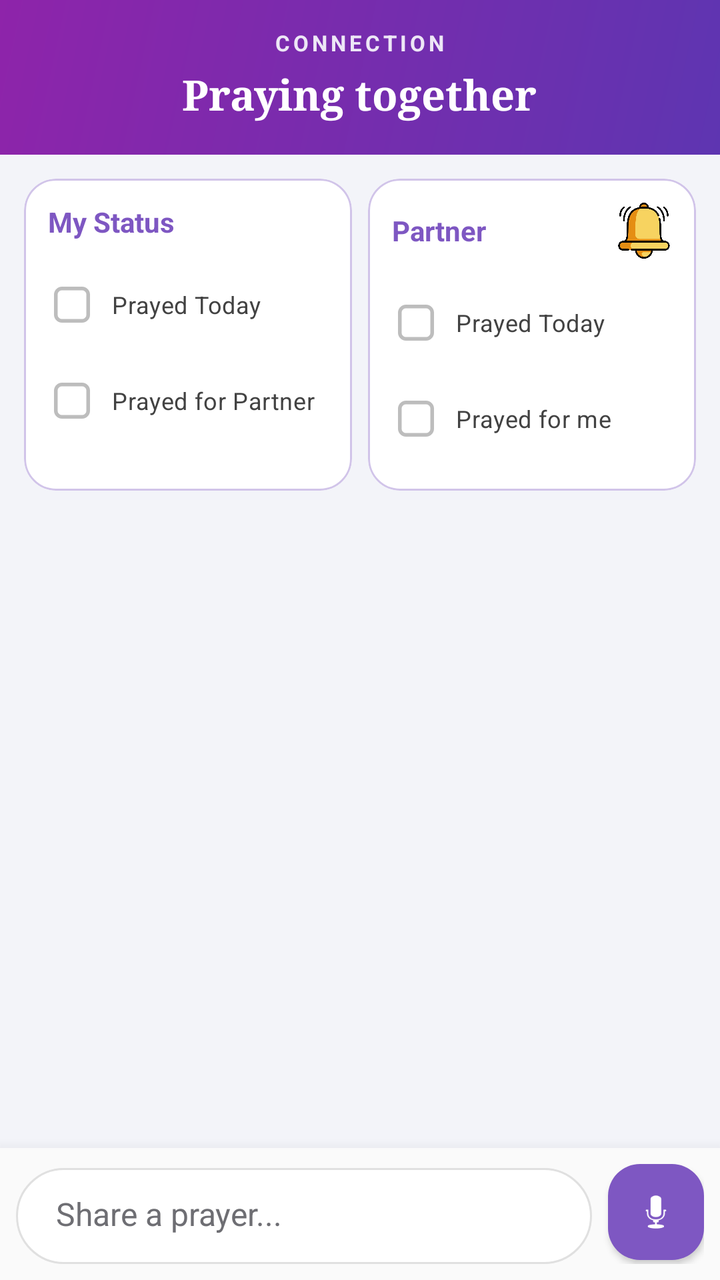
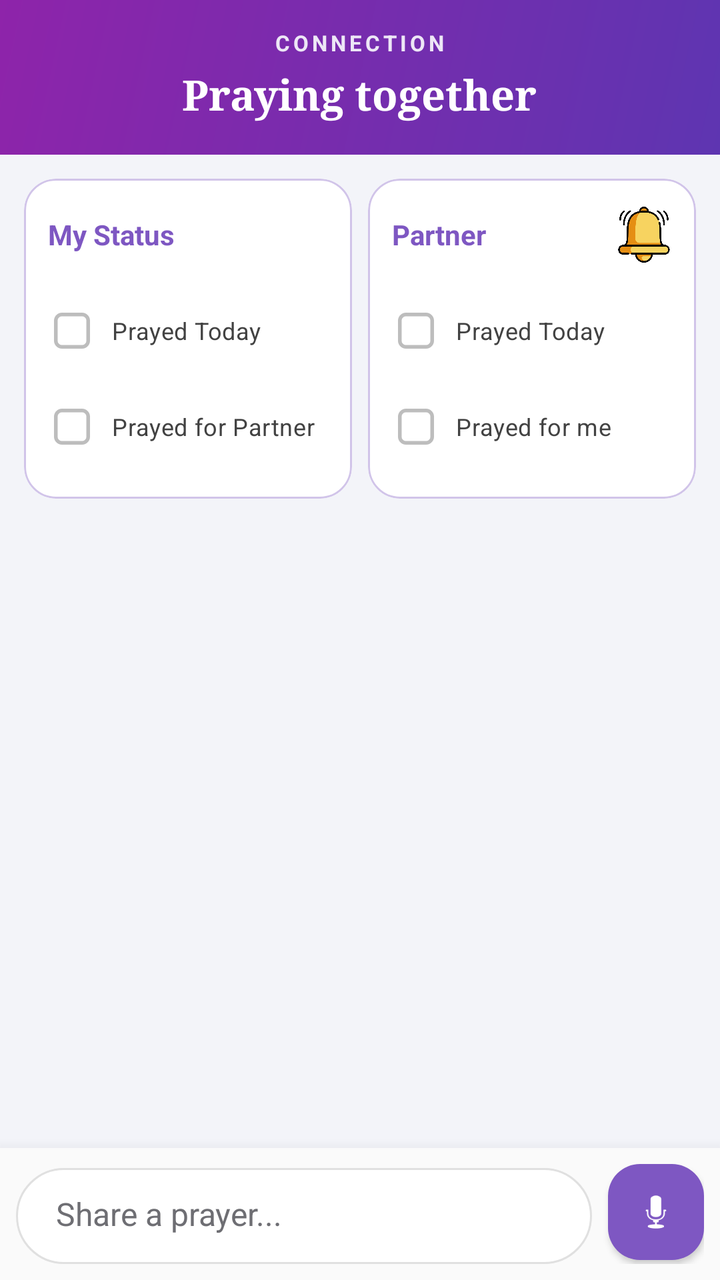

The first picture is an Android layout as it rendered before a commit; the second is the same layout after the commit. The layout source and the unified diff follow.
<!-- AndroidManifest.xml: application theme Theme.SpiritualTracker -->
<!-- res/layout/fragment_connection.xml -->
<?xml version="1.0" encoding="utf-8"?>
<RelativeLayout xmlns:android="http://schemas.android.com/apk/res/android"
    xmlns:app="http://schemas.android.com/apk/res-auto"
    android:layout_width="match_parent"
    android:layout_height="match_parent"
    android:background="#F3F4F9">

    
    <LinearLayout
        android:id="@+id/connectionHeader"
        android:layout_width="match_parent"
        android:layout_height="wrap_content"
        android:layout_alignParentTop="true"
        android:background="@drawable/bg_header_gradient"
        android:gravity="center"
        android:orientation="vertical"
        android:paddingHorizontal="20dp"
        android:paddingTop="14dp"
        android:paddingBottom="16dp">

        <TextView
            android:layout_width="wrap_content"
            android:layout_height="wrap_content"
            android:layout_marginBottom="4dp"
            android:letterSpacing="0.15"
            android:text="CONNECTION"
            android:textColor="#EDE7F6"
            android:textSize="11sp"
            android:textStyle="bold" />

        <TextView
            android:id="@+id/tvConnectionTitle"
            android:layout_width="wrap_content"
            android:layout_height="wrap_content"
            android:fontFamily="serif"
            android:text="Praying together"
            android:textColor="#FFFFFF"
            android:textSize="21sp"
            android:textStyle="bold" />
    </LinearLayout>

    <LinearLayout
        android:id="@+id/layoutTopCards"
        android:layout_width="match_parent"
        android:layout_height="wrap_content"
        android:layout_below="@id/connectionHeader"
        android:orientation="horizontal"
        android:padding="8dp"
        android:weightSum="2">

        <com.google.android.material.card.MaterialCardView
            android:layout_width="0dp"
            android:layout_height="match_parent"
            android:layout_weight="1"
            android:layout_margin="4dp"
            app:cardBackgroundColor="#FFFFFF"
            app:cardCornerRadius="16dp"
            app:cardElevation="0dp"
            app:strokeColor="#D1C4E9"
            app:strokeWidth="1dp">

            <LinearLayout
                android:layout_width="match_parent"
                android:layout_height="match_parent"
                android:orientation="vertical"
                android:padding="12dp">

                <TextView
                    android:layout_width="wrap_content"
                    android:layout_height="wrap_content"
                    android:text="My Status"
                    android:textColor="#7E57C2"
                    android:textSize="14sp"
                    android:textStyle="bold"
                    android:layout_marginBottom="8dp" />

                <CheckBox
                    android:id="@+id/cbMyPrayedToday"
                    android:layout_width="wrap_content"
                    android:layout_height="wrap_content"
                    android:text="Prayed Today"
                    android:textColor="#424242"
                    android:textSize="12sp"
                    android:button="@drawable/cb_mine"
                    android:paddingStart="8dp"
                    app:buttonTint="@null"
                    app:useMaterialThemeColors="false" />

                <CheckBox
                    android:id="@+id/cbMyPrayedPartner"
                    android:layout_width="wrap_content"
                    android:layout_height="wrap_content"
                    android:text="Prayed for Partner"
                    android:textColor="#424242"
                    android:textSize="12sp"
                    android:button="@drawable/cb_mine"
                    android:paddingStart="8dp"
                    app:buttonTint="@null"
                    app:useMaterialThemeColors="false" />
            </LinearLayout>
        </com.google.android.material.card.MaterialCardView>

        <com.google.android.material.card.MaterialCardView
            android:layout_width="0dp"
            android:layout_height="match_parent"
            android:layout_weight="1"
            android:layout_margin="4dp"
            app:cardBackgroundColor="#FFFFFF"
            app:cardCornerRadius="16dp"
            app:cardElevation="0dp"
            app:strokeColor="#D1C4E9"
            app:strokeWidth="1dp">

            <LinearLayout
                android:layout_width="match_parent"
                android:layout_height="match_parent"
                android:orientation="vertical"
                android:padding="12dp">

                <RelativeLayout
                    android:layout_width="match_parent"
                    android:layout_height="wrap_content"
                    android:layout_marginBottom="8dp">

                    <TextView
                        android:id="@+id/tvPartnerNameStatus"
                        android:layout_width="wrap_content"
                        android:layout_height="wrap_content"
                        android:layout_centerVertical="true"
                        android:text="Partner"
                        android:textColor="#7E57C2"
                        android:textSize="14sp"
                        android:textStyle="bold" />

                    <FrameLayout
                        android:id="@+id/btnNudgePartner"
                        android:layout_width="wrap_content"
                        android:layout_height="wrap_content"
                        android:layout_alignParentEnd="true"
                        android:layout_centerVertical="true"
                        android:clickable="true"
                        android:focusable="true"
                        android:background="?attr/selectableItemBackgroundBorderless">

                        <ImageView
                            android:layout_width="28dp"
                            android:layout_height="28dp"
                            android:src="@drawable/ic_nudge"
                            android:scaleType="fitCenter" />
                    </FrameLayout>
                </RelativeLayout>

                <CheckBox
                    android:id="@+id/cbPartnerPrayedToday"
                    android:layout_width="wrap_content"
                    android:layout_height="wrap_content"
                    android:text="Prayed Today"
                    android:textColor="#424242"
                    android:textSize="12sp"
                    android:clickable="false"
                    android:button="@drawable/cb_partner"
                    android:paddingStart="8dp"
                    app:buttonTint="@null"
                    app:useMaterialThemeColors="false" />

                <CheckBox
                    android:id="@+id/cbPartnerPrayedPartner"
                    android:layout_width="wrap_content"
                    android:layout_height="wrap_content"
                    android:text="Prayed for me"
                    android:textColor="#424242"
                    android:textSize="12sp"
                    android:clickable="false"
                    android:button="@drawable/cb_partner"
                    android:paddingStart="8dp"
                    app:buttonTint="@null"
                    app:useMaterialThemeColors="false" />
            </LinearLayout>
        </com.google.android.material.card.MaterialCardView>
    </LinearLayout>

    <androidx.recyclerview.widget.RecyclerView
        android:id="@+id/rvConnectionFeed"
        android:layout_width="match_parent"
        android:layout_height="match_parent"
        android:layout_above="@id/layoutConnectionBar"
        android:layout_below="@id/layoutTopCards"
        android:clipToPadding="false"
        android:paddingBottom="8dp" />

    <LinearLayout
        android:id="@+id/layoutConnectionBar"
        android:layout_width="match_parent"
        android:layout_height="wrap_content"
        android:layout_alignParentBottom="true"
        android:background="#FAFAFA"
        android:elevation="12dp"
        android:gravity="bottom"
        android:orientation="horizontal"
        android:paddingHorizontal="8dp"
        android:paddingVertical="8dp">

        <LinearLayout
            android:layout_width="0dp"
            android:layout_height="wrap_content"
            android:layout_weight="1"
            android:background="@drawable/bg_chat_input"
            android:orientation="vertical">

            <LinearLayout
                android:id="@+id/layoutMessagePreview"
                android:layout_width="match_parent"
                android:layout_height="wrap_content"
                android:background="#F5F5F5"
                android:orientation="horizontal"
                android:padding="8dp"
                android:visibility="gone">

                <View
                    android:layout_width="4dp"
                    android:layout_height="match_parent"
                    android:background="#7E57C2" />

                <LinearLayout
                    android:layout_width="0dp"
                    android:layout_height="wrap_content"
                    android:layout_weight="1"
                    android:orientation="vertical"
                    android:paddingStart="8dp"
                    app:buttonTint="@null"
                    app:useMaterialThemeColors="false">

                    <TextView
                        android:id="@+id/tvMessagePreviewName"
                        android:layout_width="wrap_content"
                        android:layout_height="wrap_content"
                        android:text="Partner"
                        android:textColor="#7E57C2"
                        android:textSize="12sp"
                        android:textStyle="bold" />

                    <TextView
                        android:id="@+id/tvMessagePreviewText"
                        android:layout_width="wrap_content"
                        android:layout_height="wrap_content"
                        android:ellipsize="end"
                        android:maxLines="1"
                        android:textColor="#555555"
                        android:textSize="14sp" />
                </LinearLayout>

                <ImageButton
                    android:id="@+id/btnClosePreview"
                    android:layout_width="24dp"
                    android:layout_height="24dp"
                    android:background="?selectableItemBackgroundBorderless"
                    android:src="@android:drawable/ic_menu_close_clear_cancel"
                    app:tint="#9E9E9E" />
            </LinearLayout>

            <FrameLayout
                android:layout_width="match_parent"
                android:layout_height="wrap_content"
                android:minHeight="48dp">

                <TextView
                    android:id="@+id/tvTypingIndicator"
                    android:layout_width="wrap_content"
                    android:layout_height="wrap_content"
                    android:layout_marginStart="16dp"
                    android:layout_marginBottom="4dp"
                    android:text="Partner is typing..."
                    android:textColor="#7E57C2"
                    android:textSize="13sp"
                    android:textStyle="italic"
                    android:visibility="gone" />

                <EditText
                    android:id="@+id/etMessageInput"
                    android:layout_width="match_parent"
                    android:layout_height="wrap_content"
                    android:background="@null"
                    android:hint="Share a prayer..."
                    android:inputType="textMultiLine|textCapSentences"
                    android:maxLines="5"
                    android:paddingHorizontal="20dp"
                    android:paddingVertical="12dp"
                    android:textColor="#1A1A1A"
                    android:textColorHint="#6E6E73"
                    android:textSize="16sp" />

                <LinearLayout
                    android:id="@+id/layoutRecordingUI"
                    android:layout_width="match_parent"
                    android:layout_height="match_parent"
                    android:layout_gravity="center"
                    android:baselineAligned="false"
                    android:gravity="center_vertical"
                    android:orientation="horizontal"
                    android:paddingHorizontal="8dp"
                    android:visibility="gone">

                    <ImageButton
                        android:id="@+id/btnDiscardAudio"
                        android:layout_width="36dp"
                        android:layout_height="36dp"
                        android:layout_gravity="center_vertical"
                        android:background="?attr/selectableItemBackgroundBorderless"
                        android:src="@android:drawable/ic_menu_delete"
                        app:tint="#E53935" />

                    <TextView
                        android:id="@+id/tvRecordTimer"
                        android:layout_width="0dp"
                        android:layout_height="wrap_content"
                        android:layout_gravity="center_vertical"
                        android:layout_weight="1"
                        android:gravity="center"
                        android:text="00:00"
                        android:textColor="#7E57C2"
                        android:textSize="16sp"
                        android:textStyle="bold" />

                    <ImageButton
                        android:id="@+id/btnSendAudio"
                        android:layout_width="36dp"
                        android:layout_height="36dp"
                        android:layout_gravity="center_vertical"
                        android:background="@drawable/circle_background"
                        android:backgroundTint="#7E57C2"
                        android:src="@android:drawable/ic_menu_send"
                        app:tint="#FFFFFF" />
                </LinearLayout>
            </FrameLayout>
        </LinearLayout>

        <com.google.android.material.floatingactionbutton.FloatingActionButton
            android:id="@+id/btnSendOrRecord"
            android:layout_width="wrap_content"
            android:layout_height="wrap_content"
            android:layout_marginStart="8dp"
            android:layout_marginBottom="2dp"
            android:src="@android:drawable/ic_btn_speak_now"
            app:backgroundTint="#7E57C2"
            app:borderWidth="0dp"
            app:elevation="2dp"
            app:fabCustomSize="48dp"
            app:tint="#FFFFFF" />

    </LinearLayout>

</RelativeLayout>
<!-- resources referenced by this layout -->
<resources>
  <!-- drawable bg_chat_input (drawable) -->
  <?xml version="1.0" encoding="utf-8"?>
  <shape xmlns:android="http://schemas.android.com/apk/res/android"
      android:shape="rectangle">
      <solid android:color="#FFFFFF" /> <stroke android:width="1dp" android:color="#E0E0E0" /> <corners android:radius="28dp" /> </shape>
  <!-- drawable bg_header_gradient (drawable) -->
  <?xml version="1.0" encoding="utf-8"?>
  <shape xmlns:android="http://schemas.android.com/apk/res/android" android:shape="rectangle">
      <gradient
          android:startColor="#5E35B1"
          android:endColor="#8E24AA"
          android:angle="135"/>
  
  
  </shape>
  <!-- drawable cb_mine (drawable) -->
  <?xml version="1.0" encoding="utf-8"?>
  <selector xmlns:android="http://schemas.android.com/apk/res/android">
      <item android:state_checked="true" android:drawable="@drawable/cb_on_mine" />
      <item android:drawable="@drawable/cb_off" />
  </selector>
  <!-- drawable cb_partner (drawable) -->
  <?xml version="1.0" encoding="utf-8"?>
  <selector xmlns:android="http://schemas.android.com/apk/res/android">
      <item android:state_checked="true" android:drawable="@drawable/cb_on_partner" />
      <item android:drawable="@drawable/cb_off" />
  </selector>
  <!-- drawable circle_background (drawable) -->
  <?xml version="1.0" encoding="utf-8"?>
  <shape xmlns:android="http://schemas.android.com/apk/res/android"
      android:shape="oval">
      <solid android:color="#FFFFFF" />
  </shape>
  <!-- drawable ic_nudge: png bitmap (drawable, 23362 bytes) -->
  <style name="Theme.SpiritualTracker" parent="Base.Theme.SpiritualTracker" />
  <!-- drawable cb_on_mine (drawable) -->
  <?xml version="1.0" encoding="utf-8"?>
  <vector xmlns:android="http://schemas.android.com/apk/res/android"
      android:width="24dp" android:height="24dp"
      android:viewportWidth="24" android:viewportHeight="24">
      <path android:fillColor="#7E57C2"
          android:pathData="M7,3h10a4,4 0,0 1,4 4v10a4,4 0,0 1,-4 4H7a4,4 0,0 1,-4 -4V7a4,4 0,0 1,4 -4z" />
      <path android:strokeColor="#FFFFFF" android:strokeWidth="2.4"
          android:strokeLineCap="round" android:strokeLineJoin="round"
          android:pathData="M7.6,12.4l3,3l5.8,-6.6" />
  </vector>
  <!-- drawable cb_off (drawable) -->
  <?xml version="1.0" encoding="utf-8"?>
  <vector xmlns:android="http://schemas.android.com/apk/res/android"
      android:width="24dp" android:height="24dp"
      android:viewportWidth="24" android:viewportHeight="24">
      <path android:strokeColor="#BDBDBD" android:strokeWidth="1.8"
          android:pathData="M7,3.9h10a3.1,3.1 0,0 1,3.1 3.1v10a3.1,3.1 0,0 1,-3.1 3.1H7a3.1,3.1 0,0 1,-3.1 -3.1V7a3.1,3.1 0,0 1,3.1 -3.1z" />
  </vector>
  <!-- drawable cb_on_partner (drawable) -->
  <?xml version="1.0" encoding="utf-8"?>
  <vector xmlns:android="http://schemas.android.com/apk/res/android"
      android:width="24dp" android:height="24dp"
      android:viewportWidth="24" android:viewportHeight="24">
      <path android:fillColor="#2E7D32"
          android:pathData="M7,3h10a4,4 0,0 1,4 4v10a4,4 0,0 1,-4 4H7a4,4 0,0 1,-4 -4V7a4,4 0,0 1,4 -4z" />
      <path android:strokeColor="#FFFFFF" android:strokeWidth="2.4"
          android:strokeLineCap="round" android:strokeLineJoin="round"
          android:pathData="M7.6,12.4l3,3l5.8,-6.6" />
  </vector>
  <style name="Base.Theme.SpiritualTracker" parent="Theme.Material3.Light.NoActionBar">
          <item name="colorPrimary">#7E57C2</item>
          <item name="colorOnPrimary">#FFFFFF</item>
          <item name="colorSecondaryContainer">#D1C4E9</item>
          <item name="colorOnSecondaryContainer">#7E57C2</item>
          <item name="android:windowBackground">#F3F4F9</item>
          
          <item name="android:navigationBarColor">#F5F5F5</item>
          <item name="android:windowLightNavigationBar" tools:targetApi="27">true</item>
      </style>
</resources>

<!-- the commit's change to res/layout/fragment_connection.xml (unified diff, before → after) -->
@@ -65,9 +65,11 @@
                 android:orientation="vertical"
                 android:padding="12dp">
 
+                
                 <TextView
                     android:layout_width="wrap_content"
-                    android:layout_height="wrap_content"
+                    android:layout_height="32dp"
+                    android:gravity="center_vertical"
                     android:text="My Status"
                     android:textColor="#7E57C2"
                     android:textSize="14sp"
@@ -119,7 +121,7 @@
 
                 <RelativeLayout
                     android:layout_width="match_parent"
-                    android:layout_height="wrap_content"
+                    android:layout_height="32dp"
                     android:layout_marginBottom="8dp">
 
                     <TextView
